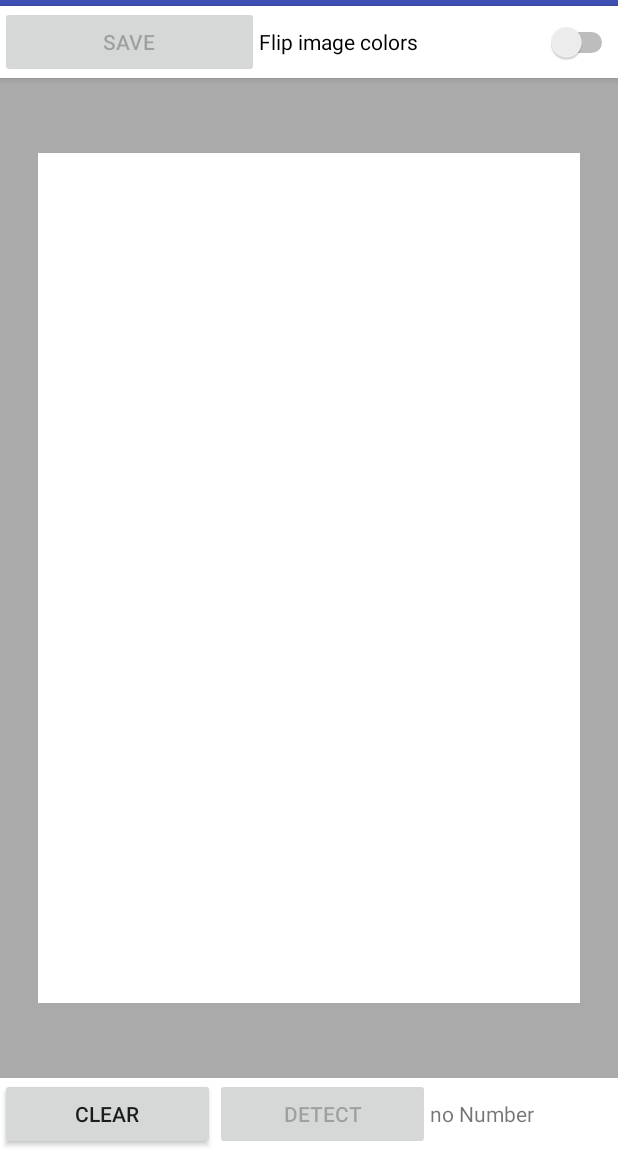
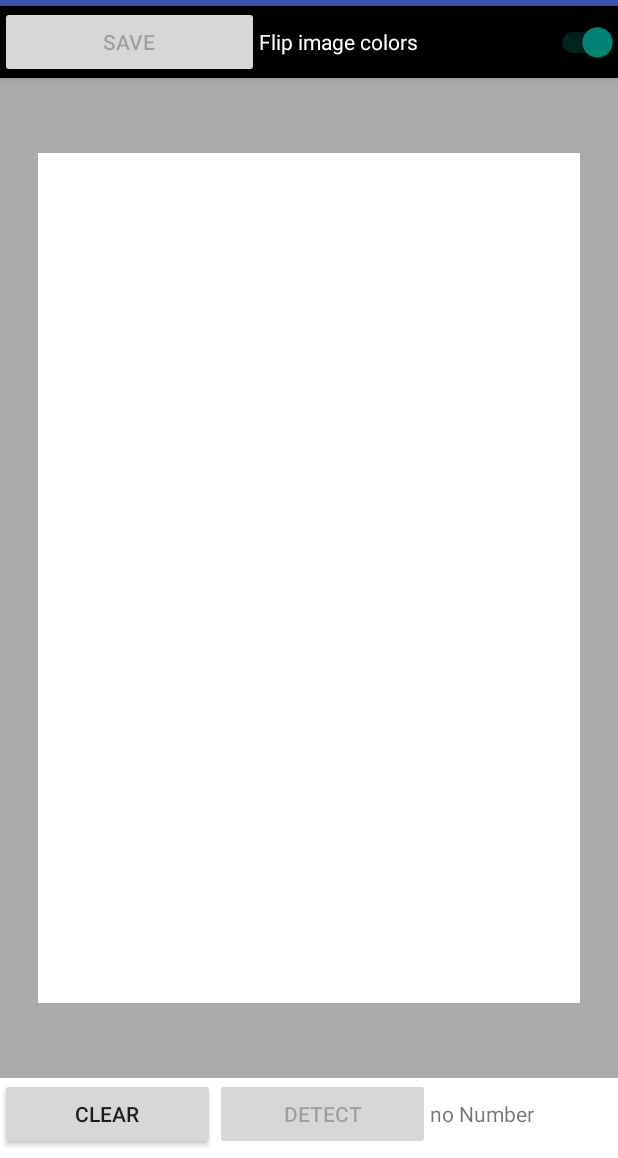
Before and after one commit to dinozof/TensorflowTest, an Android app: the screen it shows after launch (MainActivity), after a tap on "Developer Options", on a phone screen of 412 x 824 dp, the part 78-1236 px from its top. Run offline under Robolectric (Android 15) with nearby library versions, the phone set to English and light mode, and no system bars; libraries missing offline, so code that uses them is left out: com.ajithvgiri.canvaslibrary, com.simplify.ink, org.tensorflow.contrib; pictures from the network do not load; 6 statements that could not run were skipped.

Commit message:
segnato getPixelData() come deprecated

```diff
--- a/app/src/main/java/dinofox/co/com/tensorflowtest/MainActivity.java
+++ b/app/src/main/java/dinofox/co/com/tensorflowtest/MainActivity.java
@@ -62,7 +62,7 @@ public class MainActivity extends AppCompatActivity {
     private  Button buttonSave;
     private Bitmap scaledImage;
     private static final int PIXEL_WIDTH = 28;
-    private boolean invertImageColor=false;
+    private boolean invertImageColor=true;
 
 
     private static final int INPUT_SIZE = 28;
@@ -96,7 +96,10 @@ public class MainActivity extends AppCompatActivity {
 
 
         switchB = findViewById(R.id.switch1);
-        switchB.setChecked(false);
+        switchB.setChecked(true);
+
+
+
         buttonSave = findViewById(R.id.buttonSave);
         buttonclear = findViewById(R.id.buttonClear);
         buttonSubmit = findViewById(R.id.buttonDetect);
@@ -166,18 +169,7 @@ public class MainActivity extends AppCompatActivity {
 
                 float[] pixels;
                 if(invertImageColor){
-                    Log.d(TAG,"trying with original inverted image");
-                    int width=scaledImage.getWidth();
-                    int height = scaledImage.getHeight();
-                    int[]pix = new int[width*height];
-                    scaledImage.getPixels(pix, 0, width, 0, 0, width, height);
-                   pixels = new float[pix.length];
-                    for (int i=0; i<pix.length; i++){
-                        int c =pix[i];
-                        int b = c & 0xff; //255
-                        pixels[i]=b;
-                        Log.d(TAG, pix.length+" pixel inverted: "+String.valueOf(b)+" "+String.valueOf(Color.alpha(pix [i])));
-                    }
+                    pixels=retrivePixelData(scaledImage);
                 }else{
                     pixels = getPixelData(scaledImage);
                 }
@@ -199,6 +191,9 @@ public class MainActivity extends AppCompatActivity {
         buttonSave.setEnabled(false);
         buttonSubmit.setEnabled(false);
         LinearLayout layout = findViewById(R.id.toplinearl);
+        layout.setBackgroundColor(Color.BLACK);
+        switchB.setBackgroundColor(Color.BLACK);
+        switchB.setTextColor(Color.WHITE);
         layout.setVisibility(View.INVISIBLE);
     }
 
@@ -332,6 +327,31 @@ public class MainActivity extends AppCompatActivity {
 
 
 
+    public float [] retrivePixelData(Bitmap scaledImage){
+        float[] pixels;
+        Log.d(TAG,"trying with original inverted image");
+        int width=scaledImage.getWidth();
+        int height = scaledImage.getHeight();
+        int[]pix = new int[width*height];
+        scaledImage.getPixels(pix, 0, width, 0, 0, width, height);
+        pixels = new float[pix.length];
+        for (int i=0; i<pix.length; i++){
+            int c =pix[i];
+            int b = c & 0xff; //255
+            pixels[i]=b;
+            Log.d(TAG, pix.length+" pixel inverted: "+String.valueOf(b)+" "+String.valueOf(Color.alpha(pix [i])));
+        }
+
+        return pixels;
+    }
+
+
+    /**
+     * Return pixel data inverted.
+     *
+     * @deprecated use {@link #retrivePixelData(Bitmap)} instead.
+     */
+    @Deprecated
     public float[] getPixelData(Bitmap mOffscreenBitmap) {
         if (mOffscreenBitmap == null) {
             return null;
--- a/app/src/main/java/dinofox/co/com/tensorflowtest/TensorFlowImageClassifier.java
+++ b/app/src/main/java/dinofox/co/com/tensorflowtest/TensorFlowImageClassifier.java
@@ -40,7 +40,7 @@ import android.util.Log;
  */
 public class TensorFlowImageClassifier implements Classifier {
 
-    private static final String TAG = "TFImageClassifier";
+    private static final String TAG = "TFDrawClassifier";
 
     // Only return this many results with at least this confidence.
     private static final int MAX_RESULTS = 3;
```
